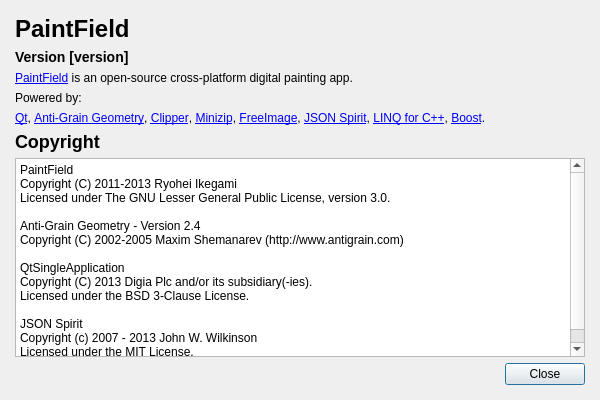
Above: src/paintfield/extensions/aboutdialog/aboutdialog.ui from seanchas116/PaintField before the change. Below: the same form after it.
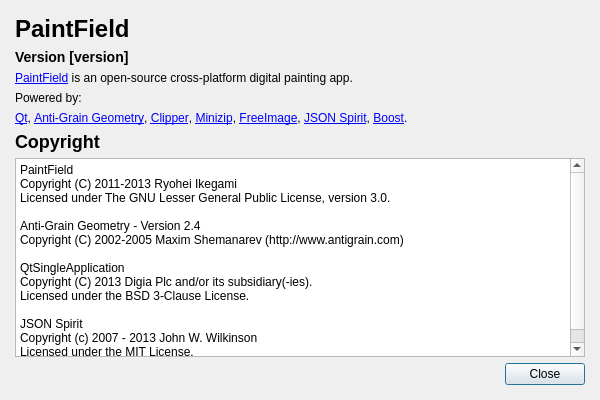
That is the form after the change.

Commit message: use Amulet instead of cpplinq

Patch:
```diff
--- a/src/paintfield/extensions/aboutdialog/aboutdialog.ui
+++ b/src/paintfield/extensions/aboutdialog/aboutdialog.ui
@@ -54,7 +54,7 @@
    <item>
     <widget class="QLabel" name="label_4">
      <property name="text">
-      <string>&lt;a href=&quot;http://qt-project.org/&quot;&gt;Qt&lt;/a&gt;, &lt;a href=&quot;http://www.antigrain.com/&quot;&gt;Anti-Grain Geometry&lt;/a&gt;, &lt;a href=&quot;http://www.angusj.com/delphi/clipper.php&quot;&gt;Clipper&lt;/a&gt;, &lt;a href=&quot;http://www.winimage.com/zLibDll/minizip.html&quot;&gt;Minizip&lt;/a&gt;, &lt;a href=&quot;http://freeimage.sourceforge.net/&quot;&gt;FreeImage&lt;/a&gt;, &lt;a href=&quot;http://www.codeproject.com/Articles/20027/JSON-Spirit-A-C-JSON-Parser-Generator-Implemented&quot;&gt;JSON Spirit&lt;/a&gt;, &lt;a href=&quot;http://cpplinq.codeplex.com/&quot;&gt;LINQ for C++&lt;/a&gt;, &lt;a href=&quot;http://www.boost.org/&quot;&gt;Boost&lt;/a&gt;.</string>
+	  <string>&lt;a href=&quot;http://qt-project.org/&quot;&gt;Qt&lt;/a&gt;, &lt;a href=&quot;http://www.antigrain.com/&quot;&gt;Anti-Grain Geometry&lt;/a&gt;, &lt;a href=&quot;http://www.angusj.com/delphi/clipper.php&quot;&gt;Clipper&lt;/a&gt;, &lt;a href=&quot;http://www.winimage.com/zLibDll/minizip.html&quot;&gt;Minizip&lt;/a&gt;, &lt;a href=&quot;http://freeimage.sourceforge.net/&quot;&gt;FreeImage&lt;/a&gt;, &lt;a href=&quot;http://www.codeproject.com/Articles/20027/JSON-Spirit-A-C-JSON-Parser-Generator-Implemented&quot;&gt;JSON Spirit&lt;/a&gt;, &lt;a href=&quot;http://www.boost.org/&quot;&gt;Boost&lt;/a&gt;.</string>
      </property>
      <property name="openExternalLinks">
       <bool>true</bool>
```
The commit also changes 10 other files.
